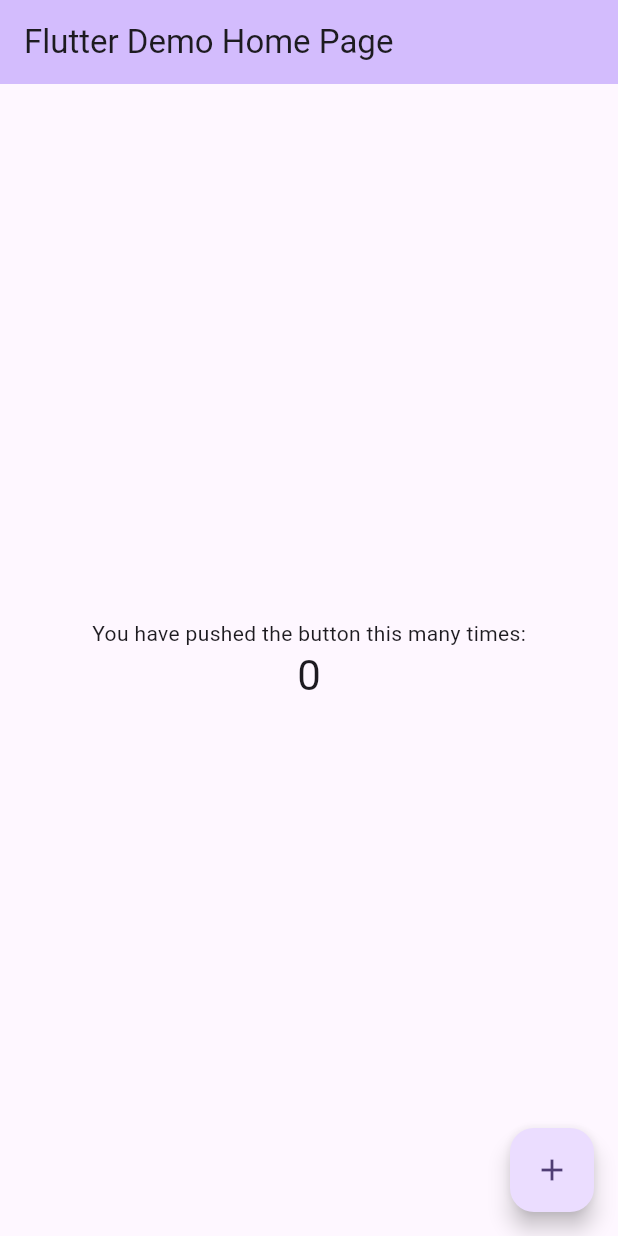
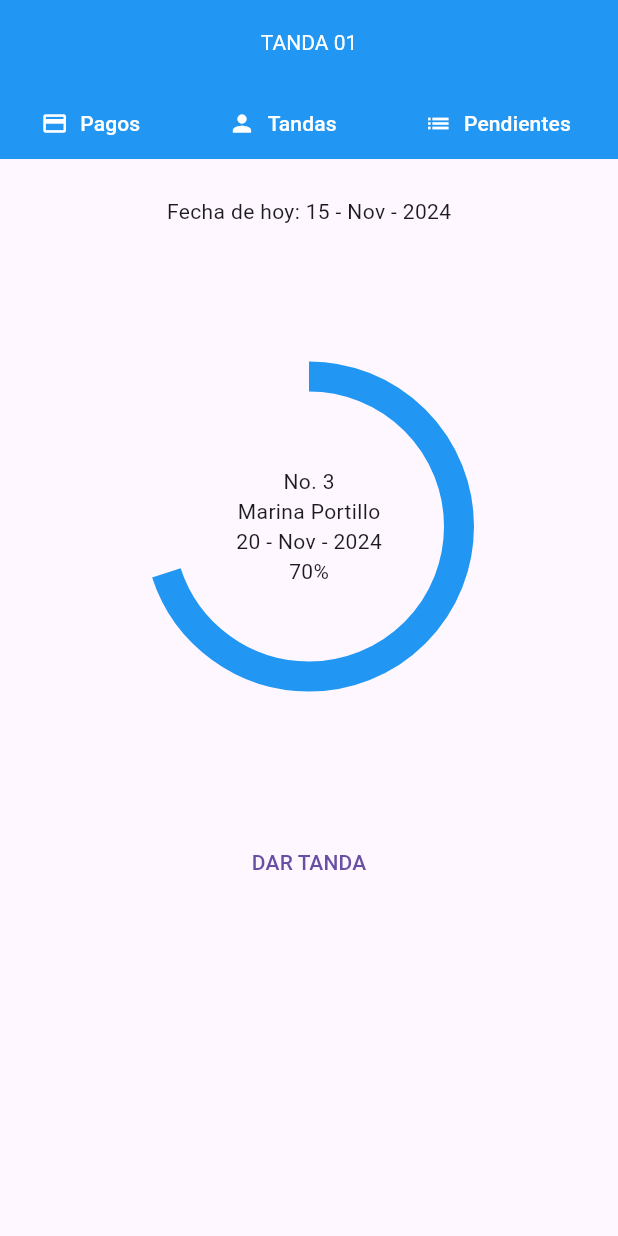
Before and after one commit to Lawitadelimon/SAPT, a Flutter app: the screen it shows after launch, on a phone screen of 412 x 824 dp. Run offline on Flutter 3.47's test engine with Material 3 defaults, Android fonts, the phone set to English and light mode, and no system bars.

Commit message:
Creating TandaHomeScreen

```diff
--- a/lib/main.dart
+++ b/lib/main.dart
@@ -1,4 +1,5 @@
 import 'package:flutter/material.dart';
+import 'package:sapt/screens/home_screen.dart';
 
 void main() {
   runApp(const MyApp());
@@ -10,28 +11,9 @@
   // This widget is the root of your application.
   @override
   Widget build(BuildContext context) {
-    return MaterialApp(
-      title: 'Flutter Demo',
-      theme: ThemeData(
-        // This is the theme of your application.
-        //
-        // TRY THIS: Try running your application with "flutter run". You'll see
-        // the application has a purple toolbar. Then, without quitting the app,
-        // try changing the seedColor in the colorScheme below to Colors.green
-        // and then invoke "hot reload" (save your changes or press the "hot
-        // reload" button in a Flutter-supported IDE, or press "r" if you used
-        // the command line to start the app).
-        //
-        // Notice that the counter didn't reset back to zero; the application
-        // state is not lost during the reload. To reset the state, use hot
-        // restart instead.
-        //
-        // This works for code too, not just values: Most code changes can be
-        // tested with just a hot reload.
-        colorScheme: ColorScheme.fromSeed(seedColor: Colors.deepPurple),
-        useMaterial3: true,
-      ),
-      home: const MyHomePage(title: 'Flutter Demo Home Page'),
+    return const MaterialApp(
+      debugShowCheckedModeBanner: false,
+      home: HomeScreen(),
     );
   }
 }
--- /dev/null
+++ b/lib/screens/home_screen.dart
@@ -0,0 +1,98 @@
+import 'package:flutter/material.dart';
+
+class HomeScreen extends StatefulWidget {
+  const HomeScreen({super.key});
+
+  @override
+  State<HomeScreen> createState() => _HomeScreenState();
+}
+
+class _HomeScreenState extends State<HomeScreen> {
+  @override
+  Widget build(BuildContext context) {
+    return Scaffold(
+      appBar: AppBar(
+          backgroundColor: Colors.blue,
+          titleTextStyle: const TextStyle(color: Colors.white),
+          title: const Text('TANDA 01'),
+          centerTitle: true,
+          bottom: PreferredSize(
+            preferredSize:
+                const Size.fromHeight(50.0), // Altura de la barra personalizada
+            child: Container(
+              color: Colors.blue, // Color de fondo de la barra personalizada
+              child: Row(
+                mainAxisAlignment: MainAxisAlignment.spaceAround,
+                children: [
+                  TextButton.icon(
+                      onPressed: () {},
+                      label: const Text("Pagos"),
+                      icon: const Icon(Icons.payment),
+                      style: TextButton.styleFrom(
+                          iconColor: Colors.white,
+                          foregroundColor: Colors.white)),
+                  TextButton.icon(
+                      onPressed: () {},
+                      label: const Text("Tandas"),
+                      icon: const Icon(Icons.person),
+                      style: TextButton.styleFrom(
+                          iconColor: Colors.white,
+                          foregroundColor: Colors.white)),
+                  TextButton.icon(
+                      onPressed: () {},
+                      label: const Text("Pendientes"),
+                      icon: const Icon(Icons.list),
+                      style: TextButton.styleFrom(
+                          iconColor: Colors.white,
+                          foregroundColor: Colors.white)),
+                ],
+              ),
+            ),
+          )),
+      body: ListView(
+        children: [
+          Container(
+            margin: const EdgeInsets.only(top: 25.0, bottom: 50.0),
+            child: const Center(
+              child: Text("Fecha de hoy: 15 - Nov - 2024"),
+            ),
+          ),
+          Container(
+            margin: const EdgeInsets.only(top: 50.0, bottom: 50.0),
+            child: const Center(
+              child: Stack(
+                alignment: Alignment.center,
+                children: [
+                  SizedBox(
+                    width: 200,
+                    height: 200,
+                    child: CircularProgressIndicator(
+                      strokeWidth: 20,
+                      color: Colors.blue,
+                      value: 0.7,
+                    ),
+                  ),
+                  Column(
+                    children: [
+                      Text("No. 3"),
+                      Text("Marina Portillo"),
+                      Text("20 - Nov - 2024"),
+                      Text("70%")
+                    ],
+                  )
+                ],
+              ),
+            ),
+          ),
+          Container(
+            margin: const EdgeInsets.only(top: 50.0),
+            child: Center(
+              child:
+                  TextButton(onPressed: () {}, child: const Text("DAR TANDA")),
+            ),
+          )
+        ],
+      ),
+    );
+  }
+}
--- a/pubspec.yaml
+++ b/pubspec.yaml
@@ -19,7 +19,7 @@ publish_to: 'none' # Remove this line if you wish to publish to pub.dev
 version: 1.0.0+1
 
 environment:
-  sdk: '>=3.4.0-157.0.dev <4.0.0'
+  sdk: '3.5.4'
 
 # Dependencies specify other packages that your package needs in order to work.
 # To automatically upgrade your package dependencies to the latest versions
```
Also changed, not shown: pubspec.lock.
